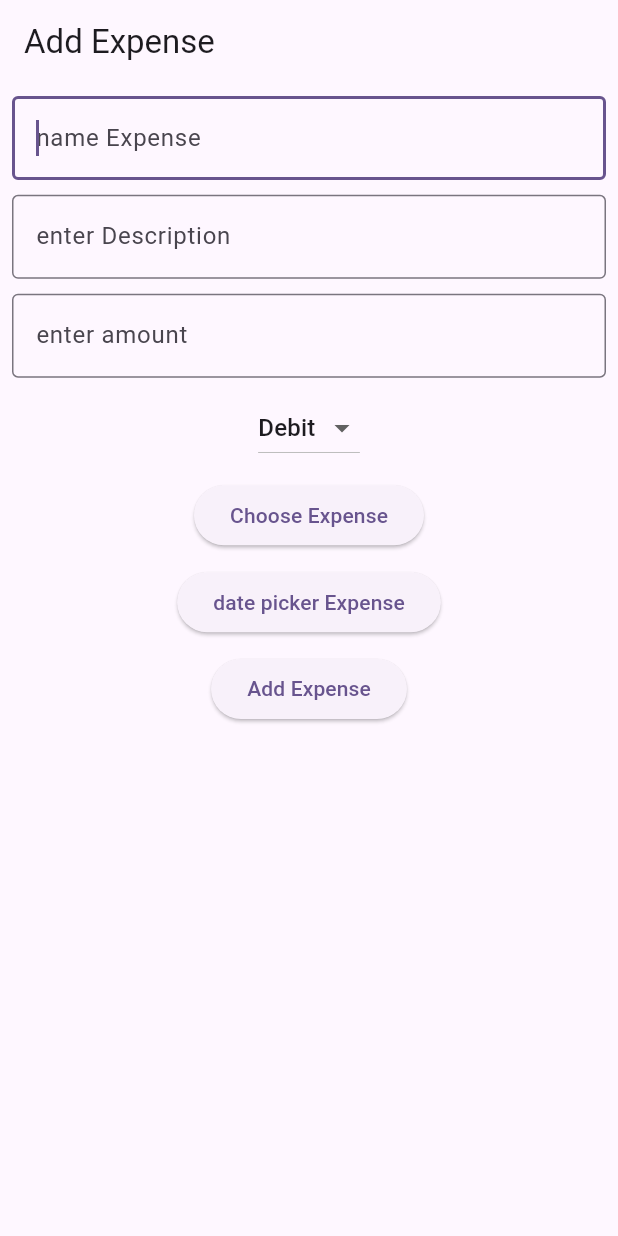
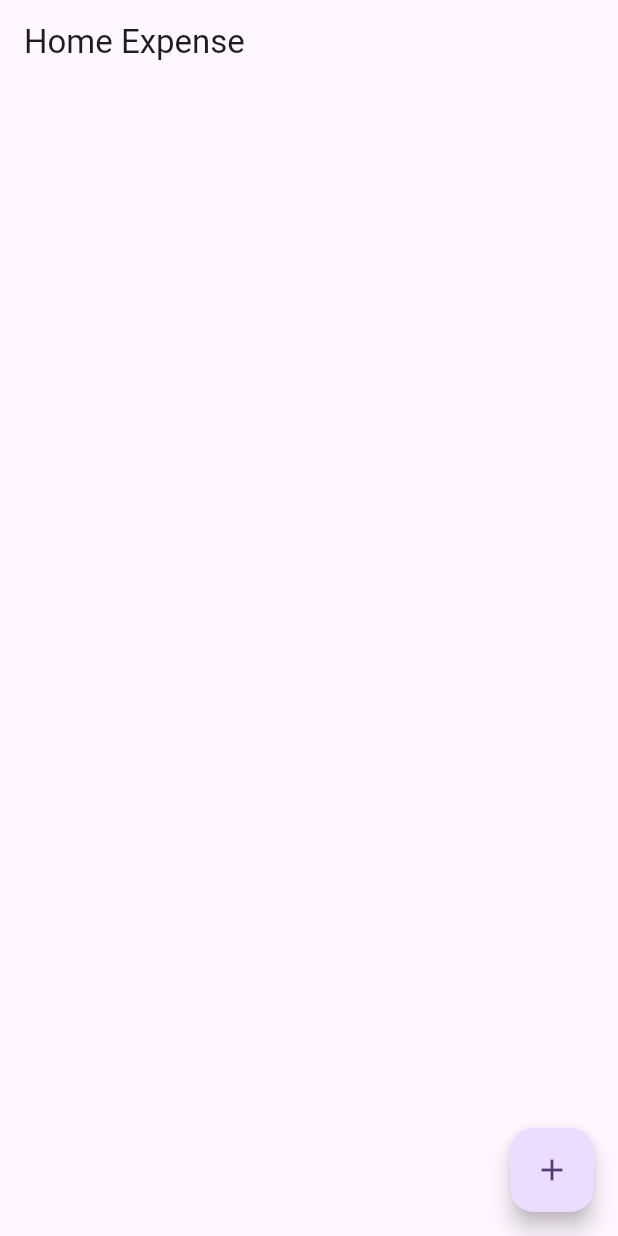
Before and after one commit to nareshved/rupeebyte, a Flutter app: the screen it shows after launch, on a phone screen of 412 x 824 dp. Run offline on Flutter 3.47's test engine with Material 3 defaults, Android fonts, the light colour scheme and no system bars; our stand-ins replace flutter_bloc, shared_preferences, sqflite; accounts and stored records are empty.

Commit message:
add Expenses is completed with implement UI

```diff
--- /dev/null
+++ b/lib/pages/home_page.dart
@@ -0,0 +1,66 @@
+import 'package:flutter/material.dart';
+import 'package:flutter_bloc/flutter_bloc.dart';
+import 'package:rupeebyte/bloc/expense_bloc.dart';
+import 'package:rupeebyte/bloc/expense_states.dart';
+import 'dart:developer';
+
+import '../models/expense_model.dart';
+import 'add_expense.dart';
+
+class HomePage extends StatelessWidget {
+  const HomePage({super.key});
+
+  @override
+  Widget build(BuildContext context) {
+    return Scaffold(
+      appBar: AppBar(title: const Text("Home Expense"),
+      ),
+
+      floatingActionButton: FloatingActionButton(
+        child: const Icon(Icons.add),
+        onPressed: () {
+        Navigator.push(context, MaterialPageRoute(builder: (context) => const AddExpensePage(),));
+      },),
+
+      body: BlocBuilder<ExpenseBloc, ExpenseStates> (
+        builder: (context, state) {
+
+       if(state is ExpenseLoadingState) {
+        return const Center(child: CircularProgressIndicator());
+       }
+
+
+        if(state is ExpenseLoadedState) {
+
+        state.mData.forEach((element) {
+          log(element.toMap().toString());
+          log("printing in log all Expense data for example");
+        },);
+
+       filterDayWiseExpenses(state.mData);
+       return ListView.builder(
+
+        itemBuilder: (context, index) {
+         return Container();
+
+       },);
+       }
+
+
+       if( state is ExpenseErrorState ) {
+        return Center(child: Text(state.errorMsg),);
+       }
+
+
+          return Container();
+        },
+      ),
+    );
+  }
+
+
+   void filterDayWiseExpenses (List<ExpenseModel> allExpenses) {
+
+   }
+
+}
--- a/lib/widgets/text_form_field.dart
+++ b/lib/widgets/text_form_field.dart
@@ -3,13 +3,7 @@ import 'package:flutter/material.dart';
 
 Widget mTextformFeild ({required TextEditingController mController, required mHint}) {
  return TextFormField(
-
-  autocorrect: true,
   controller: mController,
-  autovalidateMode: AutovalidateMode.onUserInteraction,
-  autofocus: true,
-  spellCheckConfiguration: const SpellCheckConfiguration(misspelledSelectionColor: Colors.red),
-
   decoration: InputDecoration(
     hintText: mHint,
     border: const OutlineInputBorder()
--- a/pubspec.yaml
+++ b/pubspec.yaml
@@ -40,6 +40,7 @@ dependencies:
   path_provider: ^2.1.3
   flutter_bloc: ^8.1.6
   shared_preferences: ^2.2.3
+  intl: ^0.19.0
 
 dev_dependencies:
   flutter_test:
```
Also changed, not shown: lib/database/app_database.dart (+4 -4 lines), lib/main.dart (+10 -84 lines), lib/pages/add_expense.dart (+74 -13 lines), pubspec.lock.
